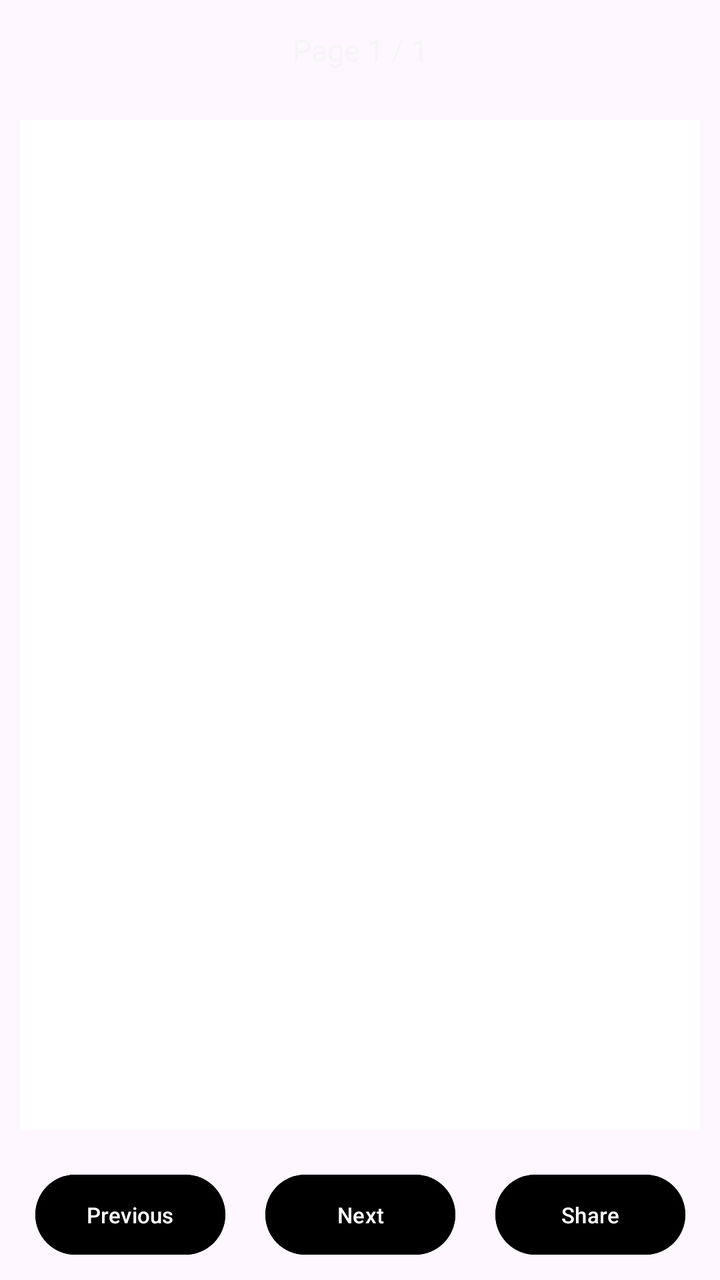
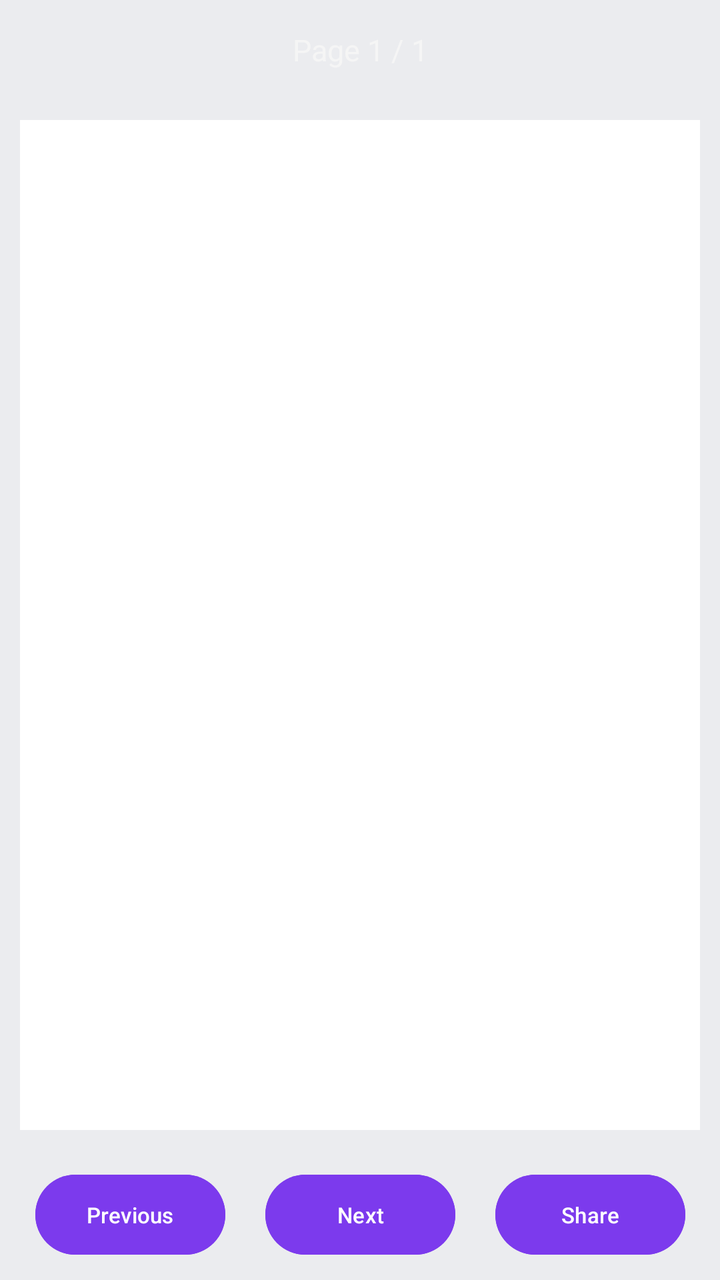

Before-and-after screenshots of an Android layout around one commit, followed by the original layout XML and the change that was made.
<!-- AndroidManifest.xml: application theme Theme.WhiteVault -->
<!-- res/layout/activity_document_view.xml -->
<?xml version="1.0" encoding="utf-8"?>
<LinearLayout xmlns:android="http://schemas.android.com/apk/res/android"
    xmlns:app="http://schemas.android.com/apk/res-auto"
    xmlns:tools="http://schemas.android.com/tools"
    android:id="@+id/main"
    android:layout_width="match_parent"
    android:layout_height="match_parent"
    tools:context=".DocumentViewActivity"
    android:orientation="vertical"
    android:background="@color/background">

    

    <TextView
        android:id="@+id/text_page_number"
        android:layout_width="match_parent"
        android:layout_height="50dp"
        android:gravity="center"
        android:text="Page 1 / 1"
        android:textColor="#F5F5F5"
        android:textSize="15sp"/>


    

    <ImageView
        android:id="@+id/pdfPage"
        android:layout_width="match_parent"
        android:layout_height="0dp"
        android:layout_weight="1"
        android:adjustViewBounds="true"
        android:scaleType="fitCenter"
        android:background="@color/white"
        android:layout_margin="10dp"/>


    

    <LinearLayout
        android:layout_width="match_parent"
        android:layout_height="65dp"
        android:gravity="center"
        android:orientation="horizontal">

        <Button
            android:id="@+id/button_previous"
            android:layout_width="95dp"
            android:layout_height="wrap_content"
            android:text="Previous"
            android:textSize="11sp"
            android:textColor="@color/white"
            android:backgroundTint="@color/lPrimary"
            android:layout_marginStart="25dp"/>

        <Button
            android:id="@+id/button_next"
            android:layout_width="95dp"
            android:layout_height="wrap_content"
            android:layout_marginStart="20dp"
            android:text="Next"
            android:textSize="11sp"
            android:textColor="@color/white"
            android:backgroundTint="@color/lPrimary"/>

        <Button
            android:id="@+id/button_share"
            android:layout_width="95dp"
            android:layout_height="wrap_content"
            android:layout_marginStart="20dp"
            android:text="Share"
            android:textSize="11sp"
            android:textColor="@color/white"
            android:backgroundTint="@color/lPrimary"
            android:layout_marginEnd="25dp"/>

    </LinearLayout>

</LinearLayout>
<!-- resources referenced by this layout -->
<resources>
  <color name="white">#FFFFFFFF</color>
  <style name="Theme.WhiteVault" parent="Base.Theme.WhiteVault" />
  <style name="Base.Theme.WhiteVault" parent="Theme.Material3.DayNight.NoActionBar">
          
          
      </style>
</resources>

<!-- the commit's change to res/layout/activity_document_view.xml (unified diff, before → after) -->
@@ -7,7 +7,7 @@
     android:layout_height="match_parent"
     tools:context=".DocumentViewActivity"
     android:orientation="vertical"
-    android:background="@color/background">
+    style="@style/BACKGROUND">
 
     
 
@@ -49,7 +49,7 @@
             android:text="Previous"
             android:textSize="11sp"
             android:textColor="@color/white"
-            android:backgroundTint="@color/lPrimary"
+            android:backgroundTint="@color/primary"
             android:layout_marginStart="25dp"/>
 
         <Button
@@ -60,7 +60,7 @@
             android:text="Next"
             android:textSize="11sp"
             android:textColor="@color/white"
-            android:backgroundTint="@color/lPrimary"/>
+            android:backgroundTint="@color/primary"/>
 
         <Button
             android:id="@+id/button_share"
@@ -70,7 +70,7 @@
             android:text="Share"
             android:textSize="11sp"
             android:textColor="@color/white"
-            android:backgroundTint="@color/lPrimary"
+            android:backgroundTint="@color/primary"
             android:layout_marginEnd="25dp"/>
 
     </LinearLayout>
<!-- resource entries referenced after the edit -->
@@ -1,6 +1,10 @@
 <!-- resources referenced by this layout -->
 <resources>
+  <color name="primary">#7C3AED</color>
   <color name="white">#FFFFFFFF</color>
+  <style name="BACKGROUND">
+          <item name="android:background">#EBECEF</item>
+      </style>
   <style name="Theme.WhiteVault" parent="Base.Theme.WhiteVault" />
   <style name="Base.Theme.WhiteVault" parent="Theme.Material3.DayNight.NoActionBar">
           
